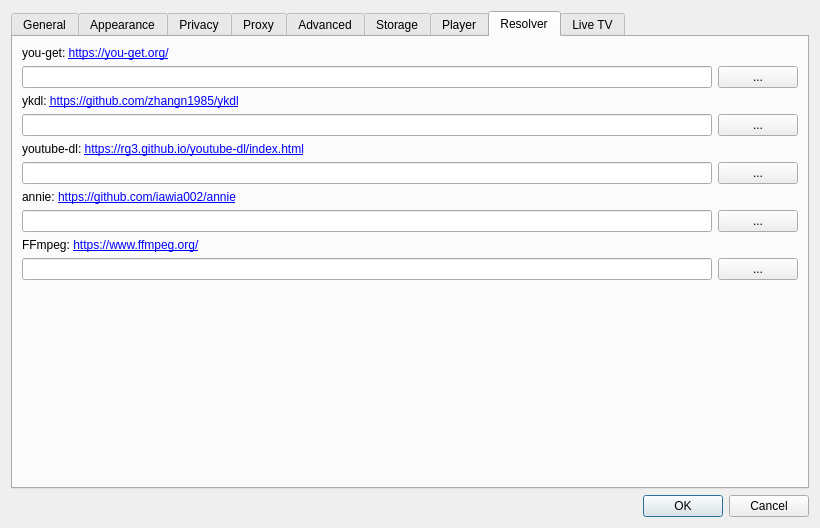
This is src/client/ui/settings.ui in missdeer/imchenwen as Qt 5 draws it before an edit. The edited form follows.
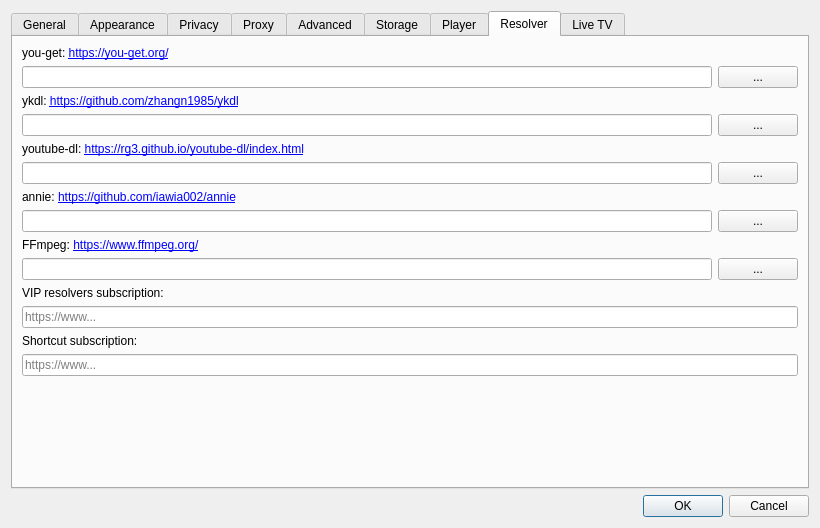
This is the edited form. The open tabs and pages were chosen to show the change.

Commit message: (*)customable VIP resolvers list & shortcut list

Diff of the .ui file:
```diff
--- a/src/client/ui/settings.ui
+++ b/src/client/ui/settings.ui
@@ -903,6 +903,34 @@
          </item>
         </layout>
        </item>
+       <item>
+        <widget class="QLabel" name="label_25">
+         <property name="text">
+          <string>VIP resolvers subscription:</string>
+         </property>
+        </widget>
+       </item>
+       <item>
+        <widget class="QLineEdit" name="edtVIPResolverSubscription">
+         <property name="placeholderText">
+          <string>https://www...</string>
+         </property>
+        </widget>
+       </item>
+       <item>
+        <widget class="QLabel" name="label_26">
+         <property name="text">
+          <string>Shortcut subscription:</string>
+         </property>
+        </widget>
+       </item>
+       <item>
+        <widget class="QLineEdit" name="edtShortcutSubscription">
+         <property name="placeholderText">
+          <string>https://www...</string>
+         </property>
+        </widget>
+       </item>
        <item>
         <spacer name="verticalSpacer_5">
          <property name="orientation">
```
Left out of the diff: 2 changed lines with no effect on the pictures. The commit also changes 5 other files.
